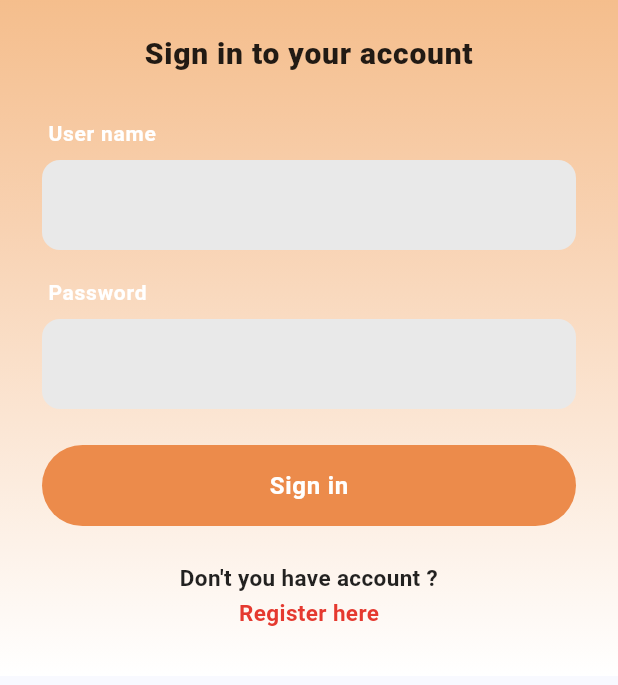
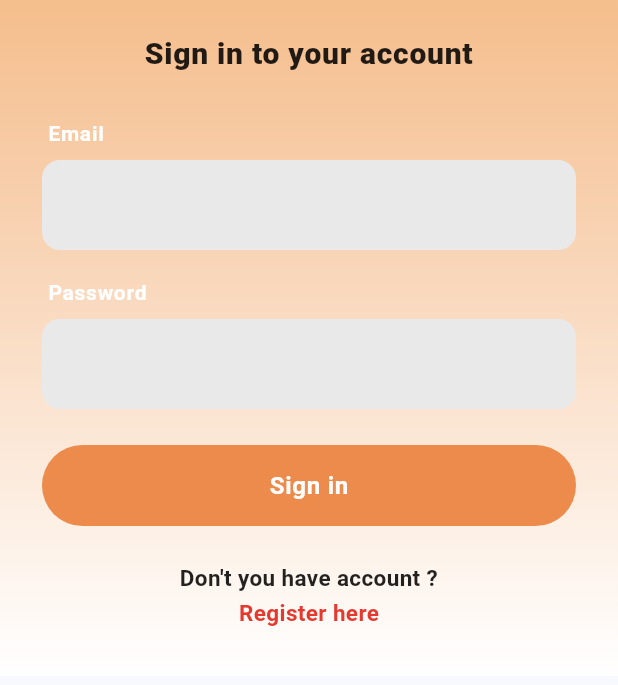
Before and after one commit to KengChayodom/Petty_Bounty_Frontend, a Flutter app: the screen it shows after launch, on a phone screen of 412 x 824 dp, the part 323-1008 px from its top. Run offline on Flutter 3.47's test engine with Material 3 defaults, Android fonts, the phone set to English and light mode, and no system bars; our stand-ins replace cached_network_image, camera, equatable, firebase_core, firebase_messaging, flutter_cache_manager and 10 more; missing offline and left inert: flutter_map_marker_cluster; accounts and stored records are empty.

Commit message:
ewdit the name confilct between username and email

```diff
--- a/lib/src/features/auth/domain/auth_validators.dart
+++ b/lib/src/features/auth/domain/auth_validators.dart
@@ -35,4 +35,8 @@ class AuthValidators {
   /// length rule here — login just needs a non-empty value to attempt auth.
   static String? loginPassword(String? v) =>
       (v == null || v.isEmpty) ? 'Enter your password' : null;
+
+  /// Phone is required (UC-01 discrepancy fix).
+  static String? phone(String? v) =>
+      (v == null || v.trim().isEmpty) ? 'Phone number is required' : null;
 }
--- a/lib/src/features/auth/presentation/login_screen.dart
+++ b/lib/src/features/auth/presentation/login_screen.dart
@@ -76,7 +76,7 @@ class _LoginScreenState extends ConsumerState<LoginScreen> {
         // controller because Supabase auth logs in by email (the user types
         // their email here), so SRS-03/04 email validation is preserved.
         AuthField(
-          label: 'User name',
+          label: 'Email',
           controller: _emailController,
           keyboardType: TextInputType.emailAddress,
           autofillHints: const [AutofillHints.email],
--- a/lib/src/features/auth/presentation/register_screen.dart
+++ b/lib/src/features/auth/presentation/register_screen.dart
@@ -88,7 +88,7 @@ class _RegisterScreenState extends ConsumerState<RegisterScreen> {
       subtitle: 'Create your account',
       children: [
         AuthField(
-          label: 'User name',
+          label: 'Username',
           controller: _displayNameController,
           textCapitalization: TextCapitalization.words,
           validator: AuthValidators.username,
@@ -105,6 +105,7 @@ class _RegisterScreenState extends ConsumerState<RegisterScreen> {
           controller: _phoneController,
           keyboardType: TextInputType.phone,
           maxLength: 20, // hard cap at the UI (DB column is nullable)
+          validator: AuthValidators.phone,
         ),
         AuthField(
           label: 'Password',
```
